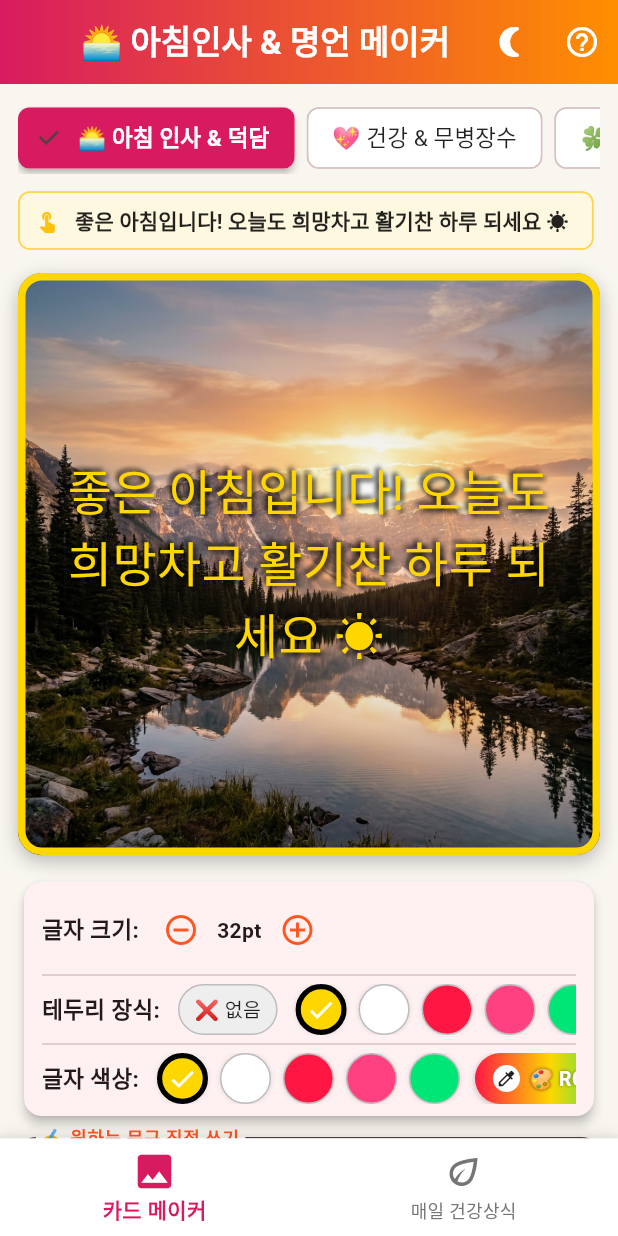
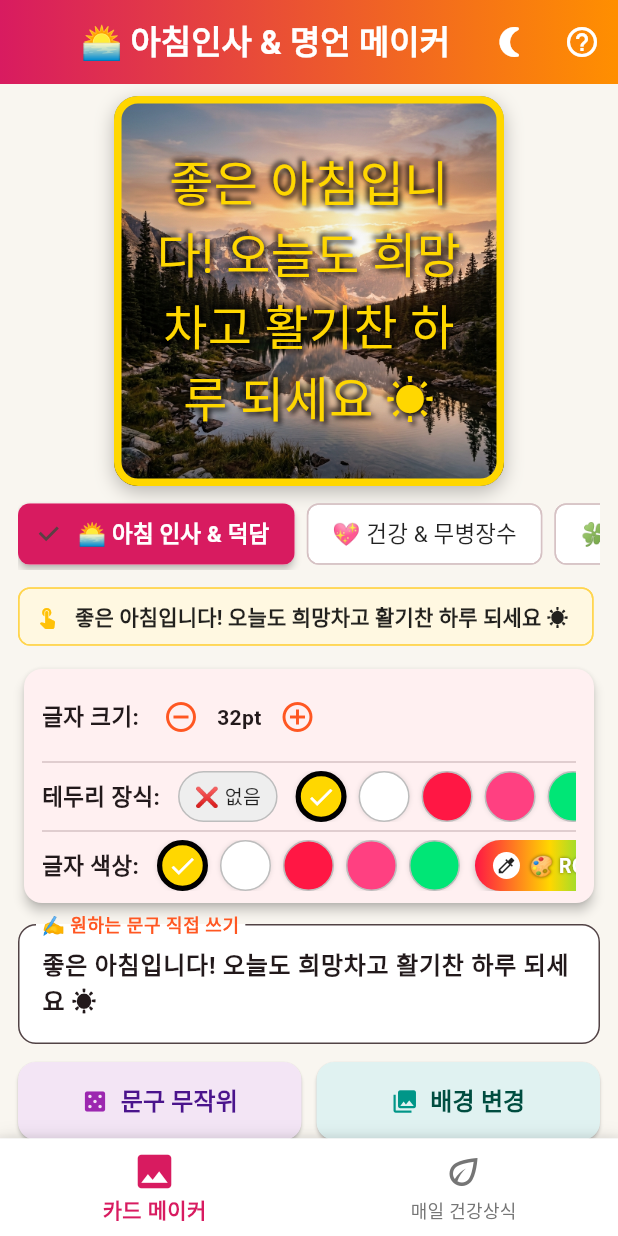
Before and after one commit to HaSangSeon/good_morning, a Flutter app: the screen it shows after launch, on a phone screen of 412 x 824 dp. Run offline on Flutter 3.47's test engine with Material 3 defaults, Android fonts, the phone set to English and light mode, and no system bars; drawn by our look-alikes of screenshot; our stand-ins replace flutter_animate, flutter_colorpicker, google_fonts, google_mobile_ads, share_plus, shared_preferences; Roboto replaces fonts that are missing (Jua).

Commit message:
fix: 네이티브 스플래시 화면 이중 깜빡임 제거 및 메인 페이지 카드 이미지 고정(Sticky Preview) 레이아웃 적용

```diff
--- a/lib/screens/home_screen.dart
+++ b/lib/screens/home_screen.dart
@@ -259,9 +259,74 @@ class _HomeScreenState extends State<HomeScreen> {
           ),
         ],
       ),
-      body: SingleChildScrollView(
-        child: Padding(
-          padding: const EdgeInsets.all(12.0),
+      body: Column(
+        children: [
+          // FIXED STICKY TOP: Live Canvas Preview (Always visible while scrolling controls below!)
+          Container(
+            width: double.infinity,
+            padding: const EdgeInsets.fromLTRB(12, 8, 12, 4),
+            child: Center(
+              child: ConstrainedBox(
+                constraints: const BoxConstraints(maxHeight: 260),
+                child: Screenshot(
+                  controller: _screenshotController,
+                  child: AspectRatio(
+                    aspectRatio: 1.0,
+                    child: Container(
+                      decoration: BoxDecoration(
+                        borderRadius: BorderRadius.circular(16),
+                        boxShadow: const [
+                          BoxShadow(
+                            color: Colors.black26,
+                            blurRadius: 10,
+                            offset: Offset(0, 4),
+                          ),
+                        ],
+                        image: DecorationImage(
+                          image: AssetImage(_bgImages[_bgIndex]),
+                          fit: BoxFit.cover,
+                        ),
+                      ),
+                      child: Container(
+                        padding: const EdgeInsets.all(16),
+                        decoration: BoxDecoration(
+                          borderRadius: BorderRadius.circular(16),
+                          border: _borderColor != null
+                              ? Border.all(
+                                  color: _borderColor!,
+                                  width: 5.0,
+                                )
+                              : null,
+                          gradient: LinearGradient(
+                            begin: Alignment.topCenter,
+                            end: Alignment.bottomCenter,
+                            colors: [
+                              Colors.black.withAlpha(30),
+                              Colors.transparent,
+                              Colors.black.withAlpha(50),
+                            ],
+                          ),
+                        ),
+                        alignment: Alignment.center,
+                        child: SingleChildScrollView(
+                          child: Text(
+                            _textController.text,
+                            textAlign: TextAlign.center,
+                            style: _getAppliedTextStyle(),
+                          ),
+                        ),
+                      ),
+                    ),
+                  ),
+                ),
+              ),
+            ),
+          ),
+
+          // SCROLLABLE BOTTOM: Toolbars, Categories, Text Fields & Buttons
+          Expanded(
+            child: SingleChildScrollView(
+              padding: const EdgeInsets.fromLTRB(12, 4, 12, 16),
               child: Column(
                 crossAxisAlignment: CrossAxisAlignment.stretch,
                 children: [
@@ -344,63 +409,9 @@ class _HomeScreenState extends State<HomeScreen> {
                       },
                     ),
                   ),
-              const SizedBox(height: 14),
+                  const SizedBox(height: 10),
 
-              // 3. Canvas Preview (Screenshot Widget - Responsive AspectRatio)
-              Screenshot(
-                controller: _screenshotController,
-                child: AspectRatio(
-                  aspectRatio: 1.0,
-                  child: Container(
-                    decoration: BoxDecoration(
-                      borderRadius: BorderRadius.circular(16),
-                      boxShadow: const [
-                        BoxShadow(
-                          color: Colors.black26,
-                          blurRadius: 10,
-                          offset: Offset(0, 4),
-                        ),
-                      ],
-                      image: DecorationImage(
-                        image: AssetImage(_bgImages[_bgIndex]),
-                        fit: BoxFit.cover,
-                      ),
-                    ),
-                    child: Container(
-                      padding: const EdgeInsets.all(20),
-                      decoration: BoxDecoration(
-                        borderRadius: BorderRadius.circular(16),
-                        border: _borderColor != null
-                            ? Border.all(
-                                color: _borderColor!,
-                                width: 5.0,
-                              )
-                            : null,
-                        gradient: LinearGradient(
-                          begin: Alignment.topCenter,
-                          end: Alignment.bottomCenter,
-                          colors: [
-                            Colors.black.withAlpha(30),
-                            Colors.transparent,
-                            Colors.black.withAlpha(50),
-                          ],
-                        ),
-                      ),
-                      alignment: Alignment.center,
-                      child: SingleChildScrollView(
-                        child: Text(
-                          _textController.text,
-                          textAlign: TextAlign.center,
-                          style: _getAppliedTextStyle(),
-                        ),
-                      ),
-                    ),
-                  ),
-                ),
-              ),
-              const SizedBox(height: 14),
-
-              // 4. Quick Toolbar: Size, Color, Frame, Random
+                  // 3. Quick Toolbar: Size, Border Color, Text Color
                   Card(
                     elevation: 3,
                     shape: RoundedRectangleBorder(borderRadius: BorderRadius.circular(12)),
@@ -643,7 +654,7 @@ class _HomeScreenState extends State<HomeScreen> {
                   ),
                   const SizedBox(height: 10),
 
-              // 5. Custom Text Field
+                  // 4. Custom Text Field
                   TextField(
                     controller: _textController,
                     decoration: InputDecoration(
@@ -666,7 +677,7 @@ class _HomeScreenState extends State<HomeScreen> {
                   ),
                   const SizedBox(height: 12),
 
-              // 6. Change Buttons
+                  // 5. Change Buttons
                   Row(
                     children: [
                       Expanded(
@@ -700,7 +711,7 @@ class _HomeScreenState extends State<HomeScreen> {
                   ),
                   const SizedBox(height: 18),
 
-              // 7. Main Action Button: Share / Save
+                  // 6. Main Action Button: Share / Save
                   Container(
                     decoration: BoxDecoration(
                       borderRadius: BorderRadius.circular(16),
@@ -733,6 +744,8 @@ class _HomeScreenState extends State<HomeScreen> {
                 ],
               ),
             ),
+          ),
+        ],
       ),
     );
   }
```
Also changed, not shown: 2 other files. Lines whose indentation alone changed are shown as unchanged.
